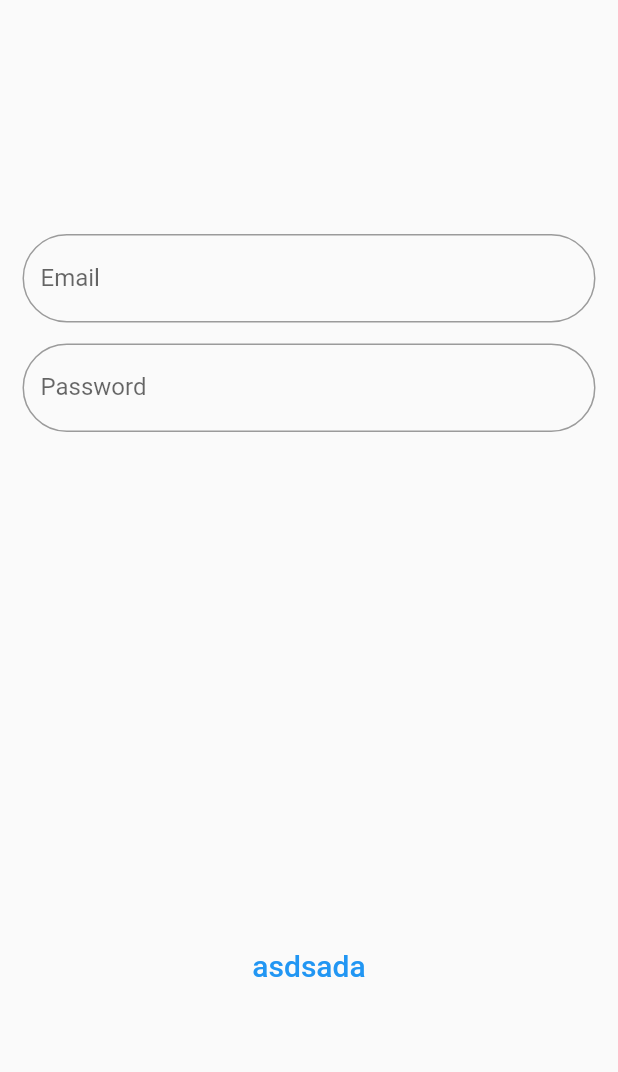
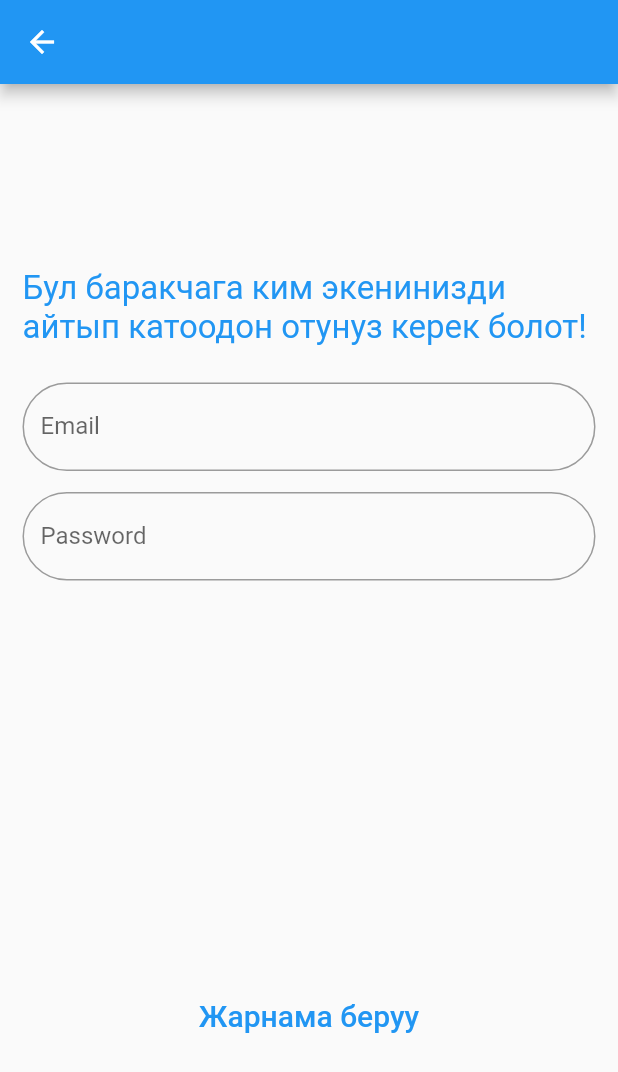
Before and after one commit to Arsen20000/Kazarman_jarnama, a Flutter app: the screen it shows after launch, scrolled down 517 dp, after a tap on the "add" icon, on a phone screen of 412 x 824 dp. Shown: the top 1072 px of the screen. Run offline on Flutter 3.47's test engine with Material 2 defaults, Android fonts, the phone set to English and light mode, and no system bars; our stand-ins replace firebase_core, image_picker; accounts and stored records are empty.

Commit message:
second commit

```diff
--- a/lib/app/app.dart
+++ b/lib/app/app.dart
@@ -1,6 +1,6 @@
 import 'package:flutter/material.dart';
 
-import '../view/advert_view.dart';
+import '../view/main_view.dart';
 
 class MyApp extends StatelessWidget {
   const MyApp({super.key});
@@ -12,7 +12,7 @@ class MyApp extends StatelessWidget {
       theme: ThemeData(
         primarySwatch: Colors.blue,
       ),
-      home: const AdvertView(),
+      home: const MainView(),
     );
   }
 }
--- a/lib/buttons/custom_cart.dart
+++ b/lib/buttons/custom_cart.dart
@@ -25,7 +25,7 @@ class CustomCard extends StatelessWidget {
           Icon(
             icon,
             size: 20,
-            color: Colors.indigo,
+            color: Colors.blue,
           ),
           const SizedBox(width: 8),
           Text(text, style: AppTextStyle.cardTextStyles),
--- a/lib/constants/drawer_button.dart
+++ b/lib/buttons/drawer_button.dart
@@ -1,7 +1,7 @@
 
 import 'package:flutter/material.dart';
 
-import 'app_text_style.dart';
+import '../constants/app_text_style.dart';
 
 class DrawerButton extends StatelessWidget {
   const DrawerButton({
--- a/lib/constants/app_text_style.dart
+++ b/lib/constants/app_text_style.dart
@@ -14,7 +14,7 @@ class AppTextStyle {
   static const TextStyle drawerTextStyle =
       TextStyle(fontSize: 20, color: Colors.white);
   static const TextStyle cardTextStyles =
-      TextStyle(fontSize: 20, color: Color.fromARGB(255, 255, 254, 254));
+      TextStyle(fontSize: 20, color: Color.fromARGB(255, 0, 181, 247));
   static const TextStyle mediaTextStyle =
       TextStyle(fontSize: 30, color: Color.fromARGB(255, 255, 254, 254));
   static const TextStyle versioTextStyle =
--- a/lib/constants/text_form_field.dart
+++ b/lib/constants/custom_text_field.dart
@@ -14,6 +14,7 @@ class CustomTextField extends StatelessWidget {
   @override
   Widget build(BuildContext context) {
     return TextFormField(
+      cursorColor:Colors.blue,
       controller: controller,
       textAlign:TextAlign.center ,
       decoration: InputDecoration(
--- a/lib/view/login_view.dart
+++ /dev/null
@@ -1,59 +0,0 @@
-import 'package:flutter/material.dart';
-import 'package:kazarman_jarnama/view/add_advert_view.dart';
-import 'package:kazarman_jarnama/view/advert_view.dart';
-
-import '../constants/text_form_field.dart';
-
-class LoginView extends StatefulWidget {
-  const LoginView({super.key});
-
-  @override
-  State<LoginView> createState() => _LoginViewState();
-}
-
-class _LoginViewState extends State<LoginView> {
-  @override
-  Widget build(BuildContext context) {
-    return Scaffold(
-        body: Padding(
-      padding: const EdgeInsets.symmetric(horizontal: 15),
-      child: Column(
-        mainAxisAlignment: MainAxisAlignment.spaceEvenly,
-        children: [
-          Form(
-            // key: controller.formKey,
-            child: Column(
-              mainAxisAlignment: MainAxisAlignment.center,
-              children:const [
-                CustomTextField(
-                  // controller: controller.email,
-                  labelText: 'Email',
-                  hinText: 'Enter your Email',
-                ),
-                 SizedBox(
-                  height: 14,
-                ),
-                CustomTextField(
-                  // controller: controller.password,
-                  labelText: 'Password',
-                  hinText: 'Enter your Password',
-                ),
-              ],
-            ),
-          ),
-          const SizedBox(
-            height: 20,
-          ),
-          TextButton(
-              onPressed: () {
-                Navigator.push(
-                    context,
-                    MaterialPageRoute(
-                        builder: (BuildContext context) => const AdvertAddView()));
-              },
-              child:const Text('asdsada', style:TextStyle(fontSize: 20)))
-        ],
-      ),
-    ));
-  }
-}
--- /dev/null
+++ b/lib/view/login_view/login_view.dart
@@ -0,0 +1,59 @@
+import 'package:flutter/material.dart';
+import 'package:kazarman_jarnama/view/add_advert_view/add_advert_view.dart';
+import 'package:kazarman_jarnama/view/main_view.dart';
+
+import '../../constants/custom_text_field.dart';
+
+class LoginView extends StatefulWidget {
+  const LoginView({super.key});
+
+  @override
+  State<LoginView> createState() => _LoginViewState();
+}
+
+class _LoginViewState extends State<LoginView> {
+  @override
+  Widget build(BuildContext context) {
+    return Scaffold(appBar: AppBar(),
+        body: Padding(
+      padding: const EdgeInsets.symmetric(horizontal: 15),
+      child: Column(
+        mainAxisAlignment: MainAxisAlignment.spaceEvenly,
+        children: [
+          Column(
+            mainAxisAlignment: MainAxisAlignment.center,
+            children:const [
+              Text('Бул баракчага ким экенинизди айтып катоодон отунуз керек болот!',
+              style: TextStyle(fontSize: 22, color:Colors.blue),),
+              SizedBox(height: 24),
+              CustomTextField(
+                // controller: controller.email,
+                labelText: 'Email',
+                hinText: 'Enter your Email',
+              ),
+               SizedBox(
+                height: 14,
+              ),
+              CustomTextField(
+                // controller: controller.password,
+                labelText: 'Password',
+                hinText: 'Enter your Password',
+              ),
+            ],
+          ),
+          const SizedBox(
+            height: 20,
+          ),
+          TextButton(
+              onPressed: () {
+                Navigator.push(
+                    context,
+                    MaterialPageRoute(
+                        builder: (BuildContext context) => const AdvertAddView()));
+              },
+              child:const Text('Жарнама беруу', style:TextStyle(fontSize: 20)))
+        ],
+      ),
+    ));
+  }
+}
--- a/lib/view/advert_view.dart
+++ b/lib/view/main_view.dart
@@ -1,36 +1,22 @@
-import 'dart:io';
-
 import 'package:flutter/material.dart';
-import 'package:image_picker/image_picker.dart';
 import 'package:kazarman_jarnama/constants/app_text_style.dart';
-import 'package:kazarman_jarnama/view/login_view.dart';
+import 'package:kazarman_jarnama/view/login_view/login_view.dart';
 
 import '../constants/app_text.dart';
-import 'add_advert_view.dart';
-import 'drawer_view/draiver_view.dart';
+import 'drawer_view/drawer_view.dart';
 
-class AdvertView extends StatefulWidget {
-  const AdvertView({super.key});
+class MainView extends StatefulWidget {
+  const MainView({super.key});
 
   @override
-  State<AdvertView> createState() => _AdvertViewState();
+  State<MainView> createState() => _MainViewState();
 }
 
-class _AdvertViewState extends State<AdvertView> {
-  File? _image;
-  Future getImage(ImageSource source) async {
-    final image = await ImagePicker().pickImage(source: source);
-    if (image == null) return;
-    final imageTemporary = File(image.path);
-    setState(() {
-      _image = imageTemporary;
-    });
-  }
-
+class _MainViewState extends State<MainView> {
   @override
   Widget build(BuildContext context) {
     return Scaffold(
-      appBar: AppBar(backgroundColor: Colors.purpleAccent, actions: [
+      appBar: AppBar(backgroundColor: Colors.blue, actions: [
         IconButton(
             onPressed: () {
               Navigator.push(
@@ -41,24 +27,19 @@ class _AdvertViewState extends State<AdvertView> {
             },
             icon: const Icon(Icons.add)),
       ]),
-     drawer: DrawerDrawer(),
+      drawer: const DrawerDrawer(),
       body: Padding(
         padding:
             const EdgeInsets.only(left: 10, right: 10, top: 10, bottom: 10),
         child: ListView(
-          children: [
-            _image != null
-                ? Image.file(_image!,
-                    width: 250, height: 300, fit: BoxFit.cover)
-                : const AdvertListInkWell(
-                    title: AppText.title,
-                    price: AppText.price,
-                    data: AppText.data),
-            const AdvertListInkWell(
+          children: const [
+            AdvertListInkWell(
                 title: AppText.title, price: AppText.price, data: AppText.data),
-            const AdvertListInkWell(
+            AdvertListInkWell(
                 title: AppText.title, price: AppText.price, data: AppText.data),
-            const AdvertListInkWell(
+            AdvertListInkWell(
+                title: AppText.title, price: AppText.price, data: AppText.data),
+            AdvertListInkWell(
                 title: AppText.title, price: AppText.price, data: AppText.data),
           ],
         ),
--- a/pubspec.yaml
+++ b/pubspec.yaml
@@ -15,6 +15,7 @@ dependencies:
   cupertino_icons: ^1.0.2
   image_picker: ^0.8.6+1
   firebase_core: ^2.4.1
+  path_provider: ^2.0.12
 
 dev_dependencies:
   flutter_test:
```
Also changed, not shown: lib/buttons/alerd_dailog.dart (added, +60 -0 lines), lib/view/add_advert_view.dart (deleted, +0 -48 lines), lib/view/add_advert_view/add_advert_view.dart (added, +96 -0 lines), lib/view/drawer_view/drawer_view.dart (renamed from lib/view/drawer_view/draiver_view.dart, +9 -7 lines), lib/view/drawer_view/media_view.dart (+10 -9 lines), pubspec.lock, 1 other file.
